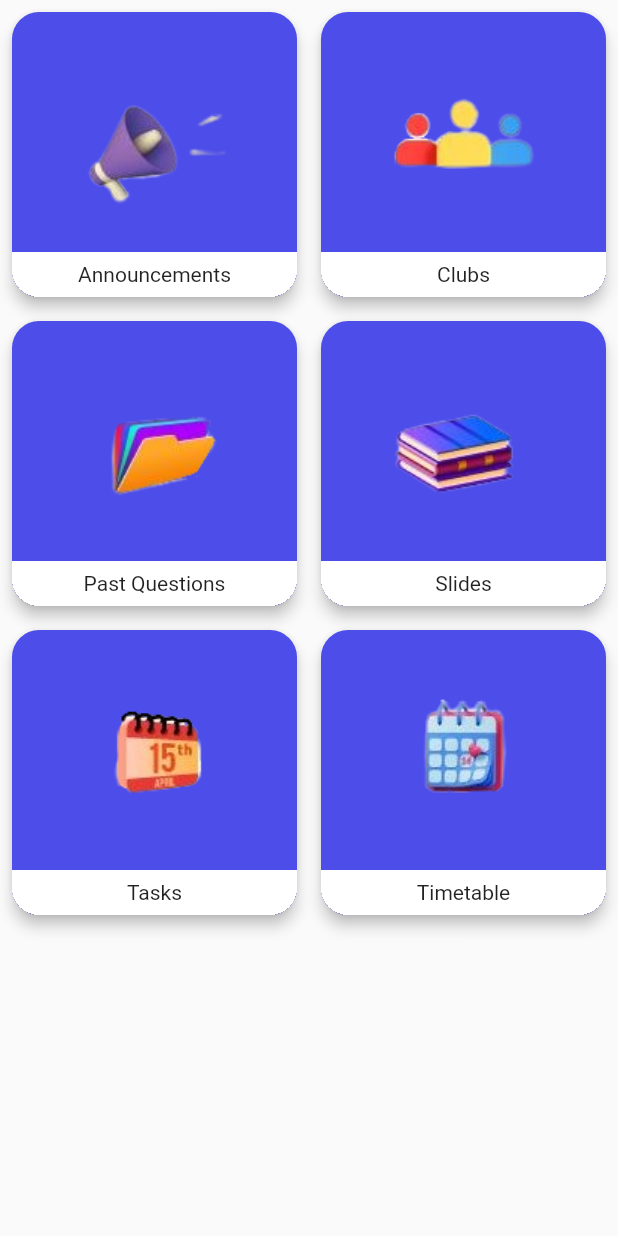
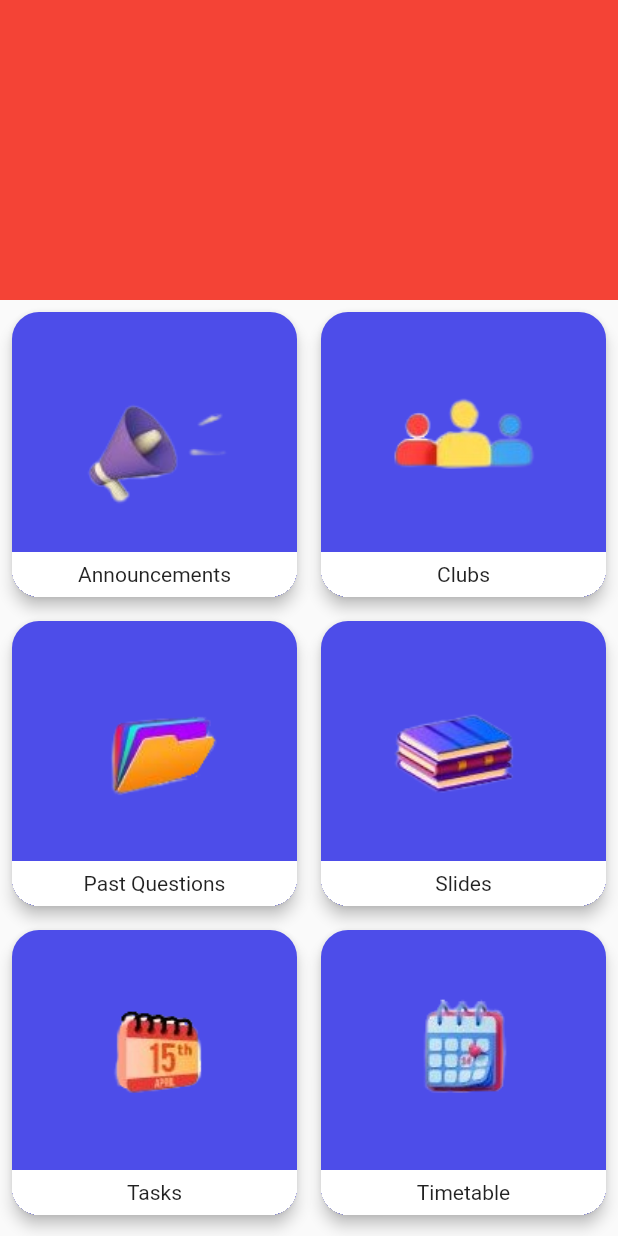
Before and after one commit to Serkhani/ugmis, a Flutter app: the DashboardViewTab widget shown alone on an empty page, opened directly, on a phone screen of 412 x 824 dp. Run offline on Flutter 3.47's test engine with Material 2 defaults, Android fonts, the phone set to English and light mode, and no system bars; our stand-ins replace get; project files that could hold a hidden picture were left out.

Commit message:
made space for carousel

```diff
--- a/lib/app/modules/dashboard/views/dashboard_tabview.dart
+++ b/lib/app/modules/dashboard/views/dashboard_tabview.dart
@@ -9,7 +9,22 @@ class DashboardViewTab extends GetView<DashboardController> {
 
   @override
   Widget build(BuildContext context) {
-    return GridView.builder(
+    return Column(
+      children: [
+        Container(
+          color: Colors.lightBlue,
+          height: 200.0,
+          // width: MediaQuery.of(context).size.width,
+          child: ListView.builder(
+            scrollDirection: Axis.horizontal,
+            itemCount: 5,
+            itemBuilder: (context, index) => Container(
+              padding: const EdgeInsets.all(20.0),
+              width: 100.0,
+              color: Colors.red),),
+        ),
+        Expanded(
+          child: GridView.builder(
             itemCount: controller.images.length,
             itemBuilder: (context, index) {
               return Container(
@@ -35,6 +50,9 @@ class DashboardViewTab extends GetView<DashboardController> {
                 ),
               );
             }, gridDelegate: const SliverGridDelegateWithFixedCrossAxisCount(crossAxisCount: 2),
+          ),
+        ),
+      ],
     );
   }
 }
--- a/lib/app/modules/dashboard/views/dashboard_view.dart
+++ b/lib/app/modules/dashboard/views/dashboard_view.dart
@@ -13,7 +13,7 @@ class DashboardView extends GetView<DashboardController> {
   Widget build(BuildContext context) {
     return const SafeArea(
       child: DefaultTabController(
-        initialIndex: 1,
+        initialIndex: 0,
         length: 2,
         child: Scaffold(
           appBar: TabBar(
```
Lines whose indentation alone changed are shown as unchanged.
